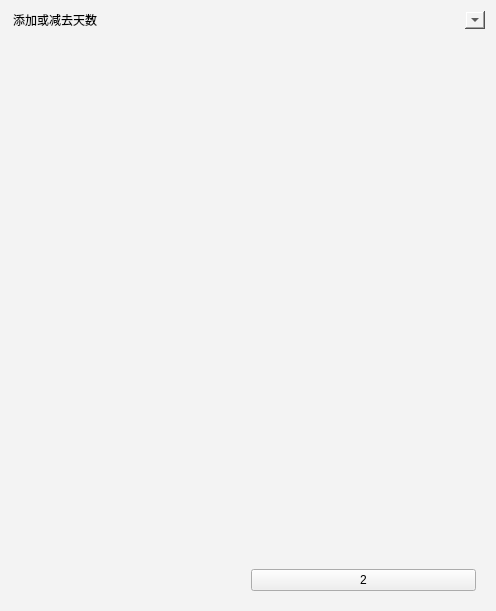
yxingqin/CulcaMaid, file source/Forms/PageDate/PageDate.ui: the form before one commit.
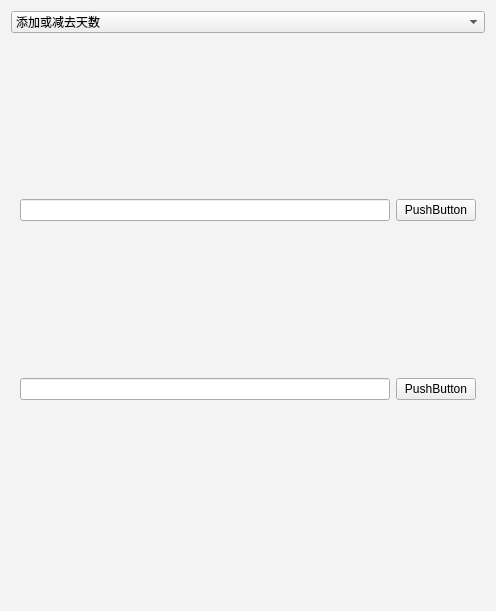
The form after the commit. The open tabs and pages were chosen to show the change. Custom widgets are drawn as their Qt base class.

The edit to the form file:
```diff
--- a/source/Forms/PageDate/PageDate.ui
+++ b/source/Forms/PageDate/PageDate.ui
@@ -29,18 +29,7 @@
       </sizepolicy>
      </property>
      <property name="styleSheet">
-      <string notr="true">QComboBox {
-     border-width : 0px;
-     border-radius:  3px ;
-     padding :  1px  2px  1px  2px ;
-	 background-color : #f3f3f3;    
-}
-QComboBox::drop-down {
-     subcontrol-origin: padding;
-     subcontrol- position :  top  right ;
-     width :  20px ;
-
-}</string>
+      <string notr="true"/>
      </property>
      <item>
       <property name="text">
@@ -117,17 +106,52 @@
      <widget class="QWidget" name="intervalDateWidget">
       <layout class="QGridLayout" name="gridLayout_2">
        <item row="0" column="0">
-        <widget class="XCalendar" name="widget_2" native="true"/>
-       </item>
-       <item row="1" column="0">
-        <widget class="XCalendar" name="widget_3" native="true"/>
-       </item>
-       <item row="1" column="1">
-        <widget class="QPushButton" name="pushButton_2">
-         <property name="text">
-          <string>2</string>
-         </property>
-        </widget>
+        <layout class="QVBoxLayout" name="verticalLayout">
+         <item>
+          <layout class="QHBoxLayout" name="horizontalLayout_2">
+           <item>
+            <widget class="QLineEdit" name="lineEdit_2"/>
+           </item>
+           <item>
+            <widget class="QPushButton" name="startDayBtn">
+             <property name="text">
+              <string>PushButton</string>
+             </property>
+            </widget>
+           </item>
+          </layout>
+         </item>
+         <item>
+          <layout class="QHBoxLayout" name="horizontalLayout_3">
+           <item>
+            <widget class="QLineEdit" name="lineEdit_3"/>
+           </item>
+           <item>
+            <widget class="QPushButton" name="endDayBtn">
+             <property name="text">
+              <string>PushButton</string>
+             </property>
+            </widget>
+           </item>
+          </layout>
+         </item>
+         <item>
+          <spacer name="verticalSpacer">
+           <property name="orientation">
+            <enum>Qt::Vertical</enum>
+           </property>
+           <property name="sizeType">
+            <enum>QSizePolicy::Preferred</enum>
+           </property>
+           <property name="sizeHint" stdset="0">
+            <size>
+             <width>20</width>
+             <height>40</height>
+            </size>
+           </property>
+          </spacer>
+         </item>
+        </layout>
        </item>
       </layout>
      </widget>
```
Left out of the diff: 5 changed lines with no effect on the pictures.
